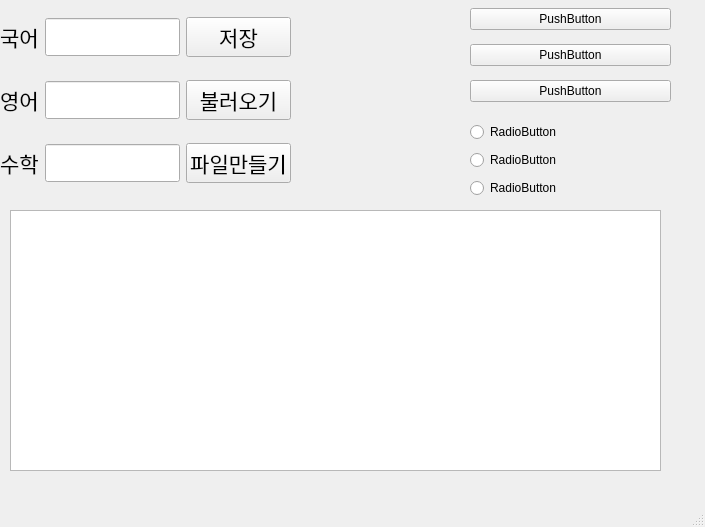
Above: python_work/20211115-py/a.ui from huni0420/AI_4th_Class before the change. Below: the same form after it.
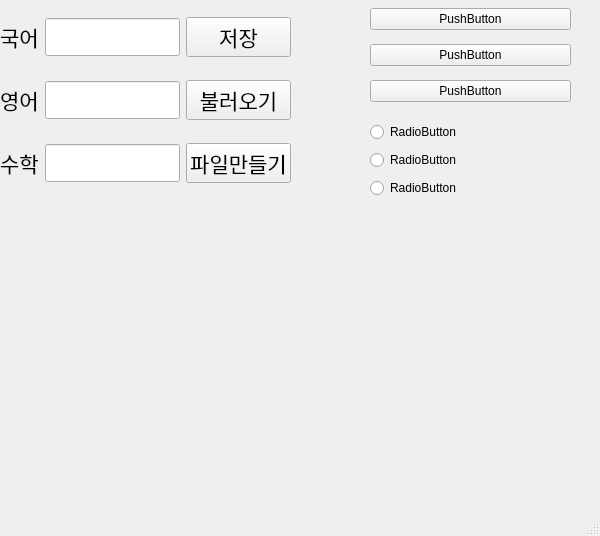
That is the form after the change.

What changed in the file:
```diff
--- a/python_work/20211115-py/a.ui
+++ b/python_work/20211115-py/a.ui
@@ -6,8 +6,8 @@
    <rect>
     <x>0</x>
     <y>0</y>
-    <width>705</width>
-    <height>527</height>
+    <width>600</width>
+    <height>536</height>
    </rect>
   </property>
   <property name="windowTitle">
@@ -140,20 +140,10 @@
      </item>
     </layout>
    </widget>
-   <widget class="QTableWidget" name="tableWidget">
-    <property name="geometry">
-     <rect>
-      <x>10</x>
-      <y>210</y>
-      <width>651</width>
-      <height>261</height>
-     </rect>
-    </property>
-   </widget>
    <widget class="QWidget" name="verticalLayoutWidget">
     <property name="geometry">
      <rect>
-      <x>470</x>
+      <x>370</x>
       <y>0</y>
       <width>201</width>
       <height>111</height>
@@ -186,7 +176,7 @@
    <widget class="QWidget" name="verticalLayoutWidget_2">
     <property name="geometry">
      <rect>
-      <x>470</x>
+      <x>370</x>
       <y>120</y>
       <width>201</width>
       <height>80</height>
```
Left out of the diff: 7 changed lines with no effect on the pictures.
